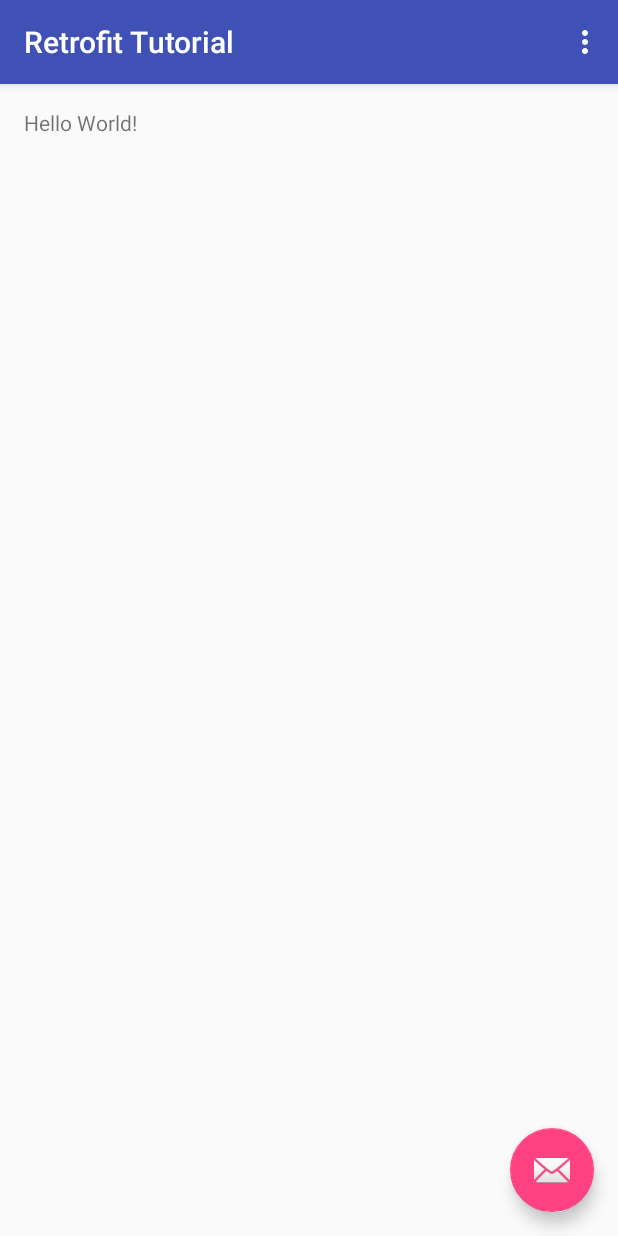
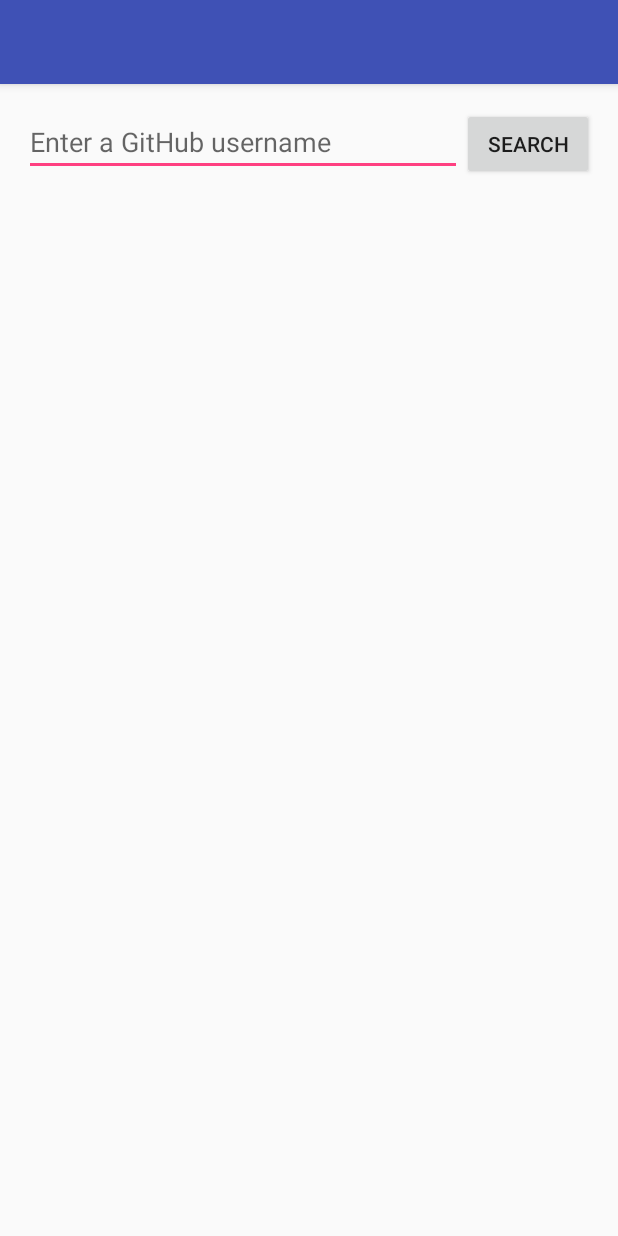
Before and after one commit to danbuckland/android-retrofit-example, an Android app: the screen it shows after launch (MainActivity), on a phone screen of 412 x 824 dp. Run offline under Robolectric (Android 15) with nearby library versions, the phone set to English and light mode, and no system bars; libraries missing offline, so code that uses them is left out: retrofit.client.

Commit message:
Add UI and logic for user search

```diff
--- a/app/src/main/java/com/blocksolid/retrofittutorial/API/gitapi.java
+++ b/app/src/main/java/com/blocksolid/retrofittutorial/API/gitapi.java
@@ -1,7 +1,19 @@
 package com.blocksolid.retrofittutorial.api;
+
+import com.blocksolid.retrofittutorial.model.GitModel;
+
+import retrofit.Callback;
+import retrofit.http.GET;
+import retrofit.http.Path;
 
 /**
  * Created by Dan Buckland on 26/10/2015.
  */
 public interface GitApi {
+    @GET("/users/{user}")
+    //here is the other url part.best way is to start using /
+
+    void getFeed(@Path("user") String user, Callback<GitModel> response);
+    //string user is for passing values from edittext for eg: user=basil2style,google
+    //response is the response from the server which is now in the POJO
 }
--- a/app/src/main/java/com/blocksolid/retrofittutorial/MainActivity.java
+++ b/app/src/main/java/com/blocksolid/retrofittutorial/MainActivity.java
@@ -8,25 +8,73 @@ import android.support.v7.widget.Toolbar;
 import android.view.View;
 import android.view.Menu;
 import android.view.MenuItem;
+import android.widget.Button;
+import android.widget.EditText;
+import android.widget.ProgressBar;
+import android.widget.TextView;
+
+import com.blocksolid.retrofittutorial.api.GitApi;
+import com.blocksolid.retrofittutorial.model.GitModel;
+
+import retrofit.Callback;
+import retrofit.RestAdapter;
+import retrofit.RetrofitError;
+import retrofit.client.Response;
 
 public class MainActivity extends AppCompatActivity {
+
+    Button click;
+    TextView tv;
+    EditText edit_user;
+    ProgressBar pbar;
+    String API = "https://api.github.com";                         //BASE URL
 
     @Override
     protected void onCreate(Bundle savedInstanceState) {
         super.onCreate(savedInstanceState);
         setContentView(R.layout.activity_main);
-        Toolbar toolbar = (Toolbar) findViewById(R.id.toolbar);
-        setSupportActionBar(toolbar);
 
-        FloatingActionButton fab = (FloatingActionButton) findViewById(R.id.fab);
-        fab.setOnClickListener(new View.OnClickListener() {
+        click = (Button) findViewById(R.id.button);
+        tv = (TextView) findViewById(R.id.tv);
+        edit_user = (EditText) findViewById(R.id.edit);
+        pbar = (ProgressBar) findViewById(R.id.pb);
+        pbar.setVisibility(View.INVISIBLE);
+
+        click.setOnClickListener(new View.OnClickListener() {
             @Override
-            public void onClick(View view) {
-                Snackbar.make(view, "Replace with your own action", Snackbar.LENGTH_LONG)
-                        .setAction("Action", null).show();
+            public void onClick(View v) {
+                String user = edit_user.getText().toString();
+                pbar.setVisibility(View.VISIBLE);
+
+                //Retrofit section start from here...
+                RestAdapter restAdapter = new RestAdapter.Builder()
+                        .setEndpoint(API).build();                                        //create an adapter for retrofit with base url
+
+                GitApi git = restAdapter.create(GitApi.class);                            //creating a service for adapter with our GET class
+
+                //Now ,we need to call for response
+                //Retrofit using gson for JSON-POJO conversion
+
+                git.getFeed(user, new Callback<GitModel>() {
+                    @Override
+                    public void success(GitModel GitModel, Response response) {
+                        //we get json object from github server to our POJO or model class
+
+                        tv.setText("Github Name :" + GitModel.getName() + "\nWebsite :" + GitModel.getBlog() + "\nCompany Name :" + GitModel.getCompany());
+
+                        pbar.setVisibility(View.INVISIBLE);                               //disable progressbar
+                    }
+
+                    @Override
+                    public void failure(RetrofitError error) {
+                        tv.setText(error.getMessage());
+                        pbar.setVisibility(View.INVISIBLE);                               //disable progressbar
+                    }
+                });
             }
         });
     }
+
 
     @Override
     public boolean onCreateOptionsMenu(Menu menu) {
--- a/app/src/main/res/layout/activity_main.xml
+++ b/app/src/main/res/layout/activity_main.xml
@@ -24,12 +24,4 @@
 
     <include layout="@layout/content_main"/>
 
-    <android.support.design.widget.FloatingActionButton
-        android:id="@+id/fab"
-        android:layout_width="wrap_content"
-        android:layout_height="wrap_content"
-        android:layout_gravity="bottom|end"
-        android:layout_margin="@dimen/fab_margin"
-        android:src="@android:drawable/ic_dialog_email"/>
-
 </android.support.design.widget.CoordinatorLayout>
--- a/app/src/main/res/layout/content_main.xml
+++ b/app/src/main/res/layout/content_main.xml
@@ -1,8 +1,9 @@
 <?xml version="1.0" encoding="utf-8"?>
-<RelativeLayout
+<LinearLayout
     xmlns:android="http://schemas.android.com/apk/res/android"
     xmlns:tools="http://schemas.android.com/tools"
     xmlns:app="http://schemas.android.com/apk/res-auto"
+    android:orientation="vertical"
     android:layout_width="match_parent"
     android:layout_height="match_parent"
     android:paddingLeft="@dimen/activity_horizontal_margin"
@@ -12,9 +13,35 @@
     app:layout_behavior="@string/appbar_scrolling_view_behavior"
     tools:showIn="@layout/activity_main"
     tools:context=".MainActivity">
-
-    <TextView
-        android:text="Hello World!"
-        android:layout_width="wrap_content"
-        android:layout_height="wrap_content"/>
-</RelativeLayout>
+    <LinearLayout
+        android:layout_width="match_parent"
+        android:layout_height="wrap_content"
+        android:orientation="horizontal">
+        <EditText
+            android:id="@+id/edit"
+            android:layout_width="0dp"
+            android:layout_weight="1"
+            android:layout_height="wrap_content"
+            android:hint="@string/main_edit_hint"/>
+        <Button
+            android:layout_width="wrap_content"
+            android:layout_height="wrap_content"
+            android:id="@+id/button"
+            android:text="@string/main_btn_search"/>
+    </LinearLayout>
+    <RelativeLayout
+        android:layout_width="match_parent"
+        android:layout_height="wrap_content">
+        <ProgressBar
+            android:id="@+id/pb"
+            android:layout_marginTop="20dp"
+            android:layout_width="match_parent"
+            android:layout_height="wrap_content"/>
+        <TextView
+            android:id="@+id/tv"
+            android:text=""
+            android:layout_width="wrap_content"
+            android:layout_height="wrap_content"
+            android:layout_marginTop="20dp"/>
+    </RelativeLayout>
+</LinearLayout>
--- a/app/src/main/res/values/strings.xml
+++ b/app/src/main/res/values/strings.xml
@@ -1,4 +1,6 @@
 <resources>
     <string name="app_name">Retrofit Tutorial</string>
     <string name="action_settings">Settings</string>
+    <string name="main_btn_search">Search</string>
+    <string name="main_edit_hint">Enter a GitHub username</string>
 </resources>
```
Also changed, not shown: 1 other file.
